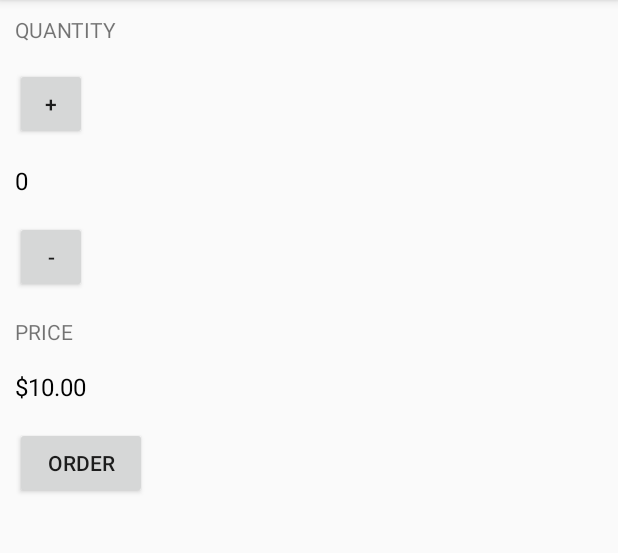
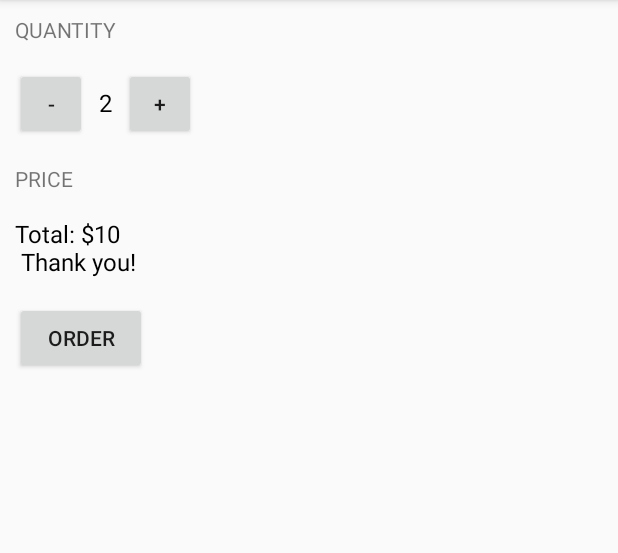
Before and after one commit to rajasree-r/gwg, an Android app: the screen it shows after launch (MainActivity), after a tap on "ORDER", on a phone screen of 412 x 824 dp, the part 84-637 px from its top. Run offline under Robolectric (Android 15) with nearby library versions, the phone set to English and light mode, and no system bars.

Commit message:
Finishing touches added to JustJava app !

```diff
--- a/just_java/app/src/main/java/com/example/android/justjava/MainActivity.java
+++ b/just_java/app/src/main/java/com/example/android/justjava/MainActivity.java
@@ -41,7 +41,9 @@ public class MainActivity extends AppCompatActivity {
      * This method is called when the order button is clicked.
      */
     public void submitOrder(View view) {
-        displayPrice(quantity * 5);
+        int price = quantity *5;
+        String priceMessage = "Total: $" + price + "\n Thank you!";
+        displayMessage (priceMessage);
     }
 
     /**
@@ -58,4 +60,12 @@ public class MainActivity extends AppCompatActivity {
         TextView priceTextView = (TextView) findViewById(R.id.price_text_view);
         priceTextView.setText(NumberFormat.getCurrencyInstance().format(number));
     }
+
+    /**
+     * This method displays the given text on the screen.
+     */
+    private void displayMessage(String message) {
+        TextView priceTextView = (TextView) findViewById(R.id.price_text_view);
+        priceTextView.setText(message);
+    }
 }
--- a/just_java/app/src/main/res/layout/activity_main.xml
+++ b/just_java/app/src/main/res/layout/activity_main.xml
@@ -2,9 +2,9 @@
 <LinearLayout xmlns:android="http://schemas.android.com/apk/res/android"
     xmlns:app="http://schemas.android.com/apk/res-auto"
     xmlns:tools="http://schemas.android.com/tools"
-    android:orientation="vertical"
     android:layout_width="match_parent"
     android:layout_height="match_parent"
+    android:orientation="vertical"
     android:padding="10dp"
     tools:context=".MainActivity">
 
@@ -13,59 +13,66 @@
         android:layout_height="wrap_content"
         android:layout_marginBottom="16dp"
         android:text="Quantity"
-        android:textAllCaps="true"
-         />
+        android:textAllCaps="true" />
 
-    <Button
-        android:id="@+id/incrementbutton"
-        android:layout_width="48dp"
-        android:layout_height="48dp"
-        android:layout_marginBottom="16dp"
-        android:text="+"
-        android:onClick="increment"/>
+    <LinearLayout
+        android:layout_width="match_parent"
+        android:layout_height="wrap_content"
+        android:orientation="horizontal">
 
-    <TextView
-        android:id="@+id/quantity_text_view"
-        android:layout_width="wrap_content"
-        android:layout_height="wrap_content"
-        android:layout_marginBottom="16dp"
-        android:text="0"
-        android:textSize="16sp"
-        android:textColor="@android:color/black"
-        />
+        <Button
+            android:id="@+id/decrementbutton"
+            android:layout_width="48dp"
+            android:layout_height="48dp"
+            android:layout_marginBottom="16dp"
+            android:onClick="decrement"
+            android:text="-" />
 
-    <Button
-        android:id="@+id/decrementbutton"
-        android:layout_width="48dp"
-        android:layout_height="48dp"
-        android:layout_marginBottom="16dp"
-        android:text="-"
-        android:onClick="decrement"/>
+        <TextView
+            android:id="@+id/quantity_text_view"
+            android:layout_width="wrap_content"
+            android:layout_height="wrap_content"
+            android:layout_marginBottom="16dp"
+            android:paddingLeft="8dp"
+            android:paddingRight="8dp"
+            android:text="2"
+            android:textColor="@android:color/black"
+            android:textSize="16sp" />
+
+
+        <Button
+            android:id="@+id/incrementbutton"
+            android:layout_width="48dp"
+            android:layout_height="48dp"
+            android:layout_marginBottom="16dp"
+            android:onClick="increment"
+            android:text="+" />
+
+
+    </LinearLayout>
+
 
     <TextView
         android:layout_width="wrap_content"
         android:layout_height="wrap_content"
         android:layout_marginBottom="16dp"
         android:text="Price"
-        android:textAllCaps="true"
-        />
+        android:textAllCaps="true" />
 
     <TextView
         android:id="@+id/price_text_view"
         android:layout_width="wrap_content"
         android:layout_height="wrap_content"
-        android:text="0"
-        android:textSize="16sp"
+        android:text="$10"
         android:textColor="@android:color/black"
-        />
+        android:textSize="16sp" />
 
     <Button
         android:id="@+id/button"
         android:layout_width="wrap_content"
         android:layout_height="wrap_content"
         android:layout_marginTop="16dp"
-        android:text="ORDER"
         android:onClick="submitOrder"
-        />
+        android:text="ORDER" />
 
 </LinearLayout>
```
